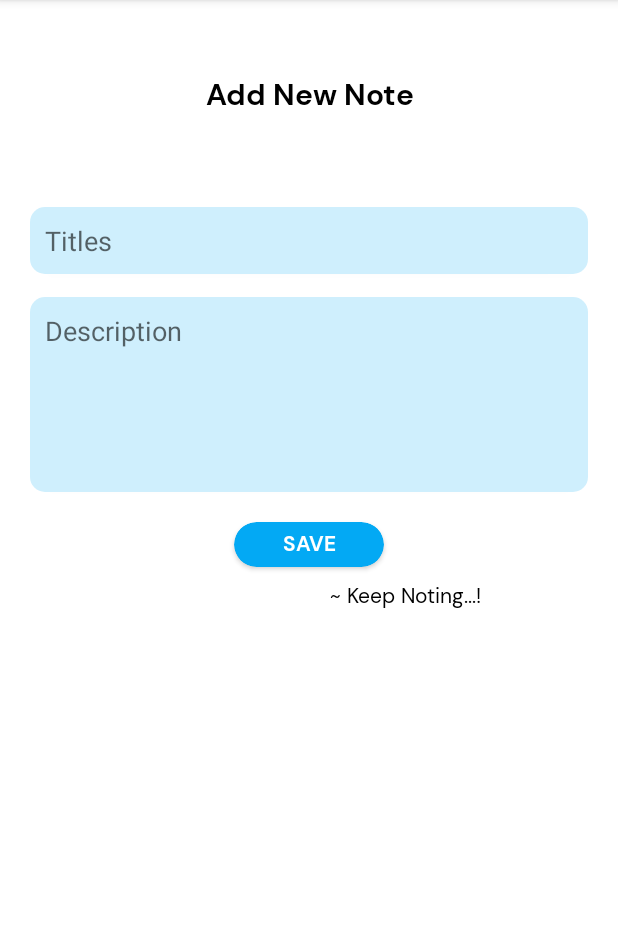
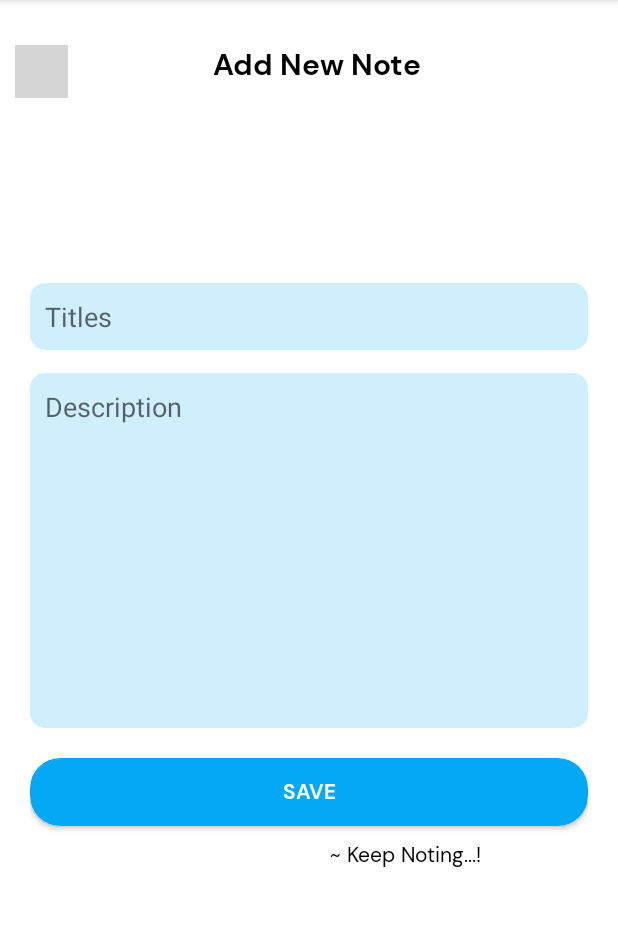
Before and after one commit to RAJSABARI/MR.NOTES, an Android app: the AddNoteActivity screen opened directly, with no data from a screen before it, on a phone screen of 412 x 824 dp, the part 84-1010 px from its top. Run offline under Robolectric (Android 15) with nearby library versions, the phone set to English and light mode, and no system bars; libraries missing offline, so code that uses them is left out: io.realm; Roboto replaces fonts that are not available here; 1 statement that could not run was skipped; grey boxes are pictures that could not be loaded.

Commit message:
RAJSABARI|EDITED

```diff
--- a/app/src/main/res/layout/activity_add_note.xml
+++ b/app/src/main/res/layout/activity_add_note.xml
@@ -4,33 +4,47 @@
     xmlns:tools="http://schemas.android.com/tools"
     android:layout_width="match_parent"
     android:layout_height="match_parent"
+    android:layout_centerInParent="true"
     android:background="#fff"
     android:orientation="vertical"
-    tools:context=".AddNoteActivity"
-    android:layout_centerInParent="true"
-    >
+    tools:context=".AddNoteActivity">
 
-    <TextView
-        android:id="@+id/name"
+    <LinearLayout
         android:layout_width="match_parent"
         android:layout_height="wrap_content"
-        android:layout_marginTop="50dp"
-        android:fontFamily="@font/dmsansbold"
-        android:gravity="center"
-        android:text="Add New Note"
-        android:textColor="@color/black"
-        android:textSize="20dp" />
+        android:layout_marginStart="10dp"
+        android:layout_marginTop="30dp"
+        android:layout_marginEnd="35dp">
+
+        <ImageView
+            android:id="@+id/finish"
+            android:layout_width="35dp"
+            android:layout_height="35dp"
+            android:src="@drawable/ic_baseline_arrow_back_24" />
+
+        <TextView
+            android:id="@+id/name"
+            android:layout_width="match_parent"
+            android:layout_height="wrap_content"
+            android:fontFamily="@font/dmsansbold"
+            android:gravity="center"
+            android:text="Add New Note"
+            android:textAlignment="center"
+            android:textColor="@color/black"
+            android:textSize="20dp"
+
+            />
+    </LinearLayout>
 
     <LinearLayout
         android:id="@+id/linear"
         android:layout_width="match_parent"
         android:layout_height="wrap_content"
-        android:layout_below="@+id/name"
+        android:layout_centerInParent="true"
         android:layout_marginStart="20dp"
         android:layout_marginTop="51dp"
         android:orientation="vertical"
-        android:padding="10dp"
-        android:layout_centerInParent="true">
+        android:padding="10dp">
 
         <androidx.cardview.widget.CardView
             android:layout_width="match_parent"
@@ -39,13 +53,13 @@
 
             <EditText
 
-                android:padding="10dp"
                 android:id="@+id/title"
                 android:layout_width="match_parent"
                 android:layout_height="wrap_content"
                 android:background="#3003A9F4"
                 android:hint="Titles"
-                android:lines="1" />
+                android:lines="1"
+                android:padding="10dp" />
         </androidx.cardview.widget.CardView>
 
         <androidx.cardview.widget.CardView
@@ -62,46 +76,49 @@
                 android:background="#3003A9F4"
                 android:gravity="top"
                 android:hint="Description"
-                android:lines="5"
+                android:lines="10"
                 android:padding="10dp" />
         </androidx.cardview.widget.CardView>
 
 
         <androidx.cardview.widget.CardView
+            android:id="@+id/button"
+            android:layout_width="match_parent"
+            android:layout_height="wrap_content"
+            android:layout_gravity="center_horizontal"
             android:layout_marginTop="20dp"
-            app:cardCornerRadius="20dp"
+            android:backgroundTint="#03A9F4"
             android:padding="10dp"
-            android:layout_gravity="center_horizontal"
-            android:id="@+id/button"
-            android:layout_width="100dp"
-            android:layout_height="30dp"
-            android:backgroundTint="#03A9F4">
+            app:cardCornerRadius="20dp">
+
             <TextView
-
-                android:layout_gravity="center"
+                android:layout_marginStart="10dp"
+                android:layout_marginEnd="10dp"
                 android:id="@+id/save1"
-                android:fontFamily="@font/dmsansbold"
-                android:textColor="@color/white"
-                android:padding="5dp"
-                android:textAlignment="center"
                 android:layout_width="match_parent"
                 android:layout_height="wrap_content"
+                android:layout_gravity="center"
+                android:layout_margin="3dp"
+                android:fontFamily="@font/dmsansbold"
+
+               android:paddingTop="10dp"
+                android:paddingBottom="10dp"
                 android:text="SAVE"
-                />
+                android:textAlignment="center"
+                android:textColor="@color/white" />
 
         </androidx.cardview.widget.CardView>
 
         <TextView
-            android:layout_marginTop="10dp"
             android:layout_width="wrap_content"
             android:layout_height="wrap_content"
             android:layout_below="@id/button"
             android:layout_marginLeft="200dp"
+            android:layout_marginTop="10dp"
             android:fontFamily="@font/dmr"
             android:text="~ Keep Noting...!"
             android:textColor="@color/black" />
     </LinearLayout>
 
 
-
 </RelativeLayout>
```
